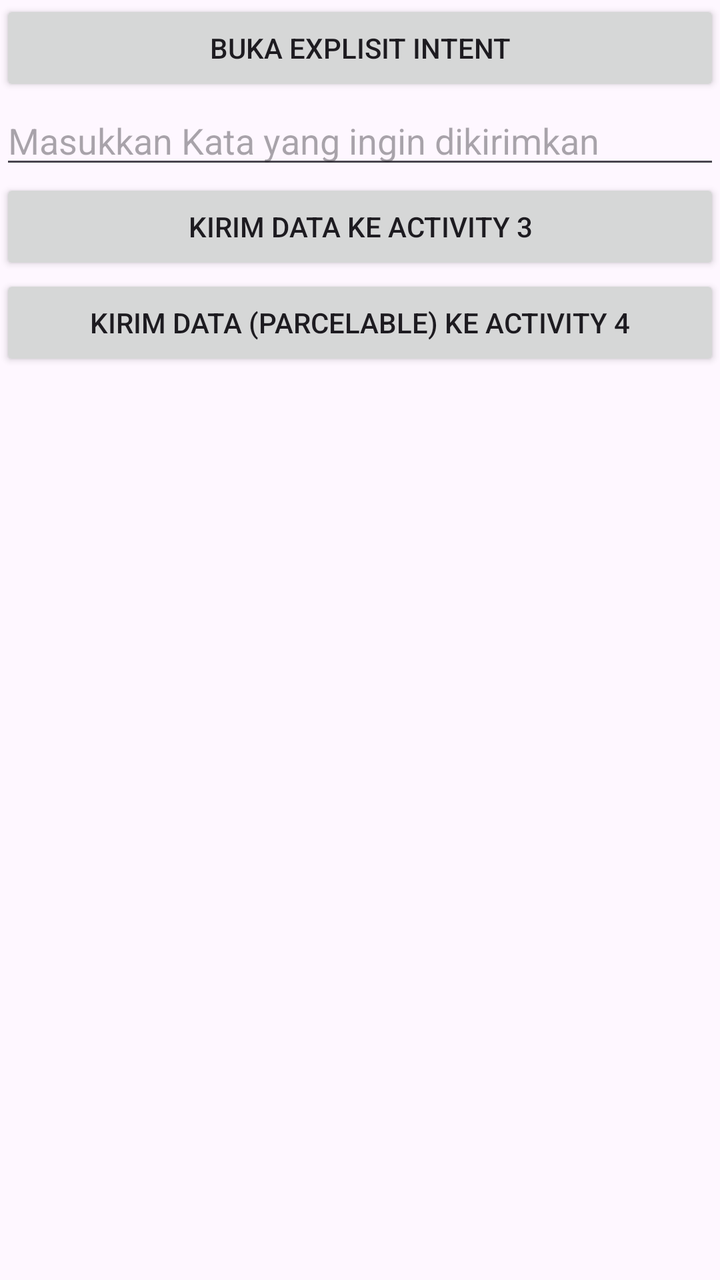
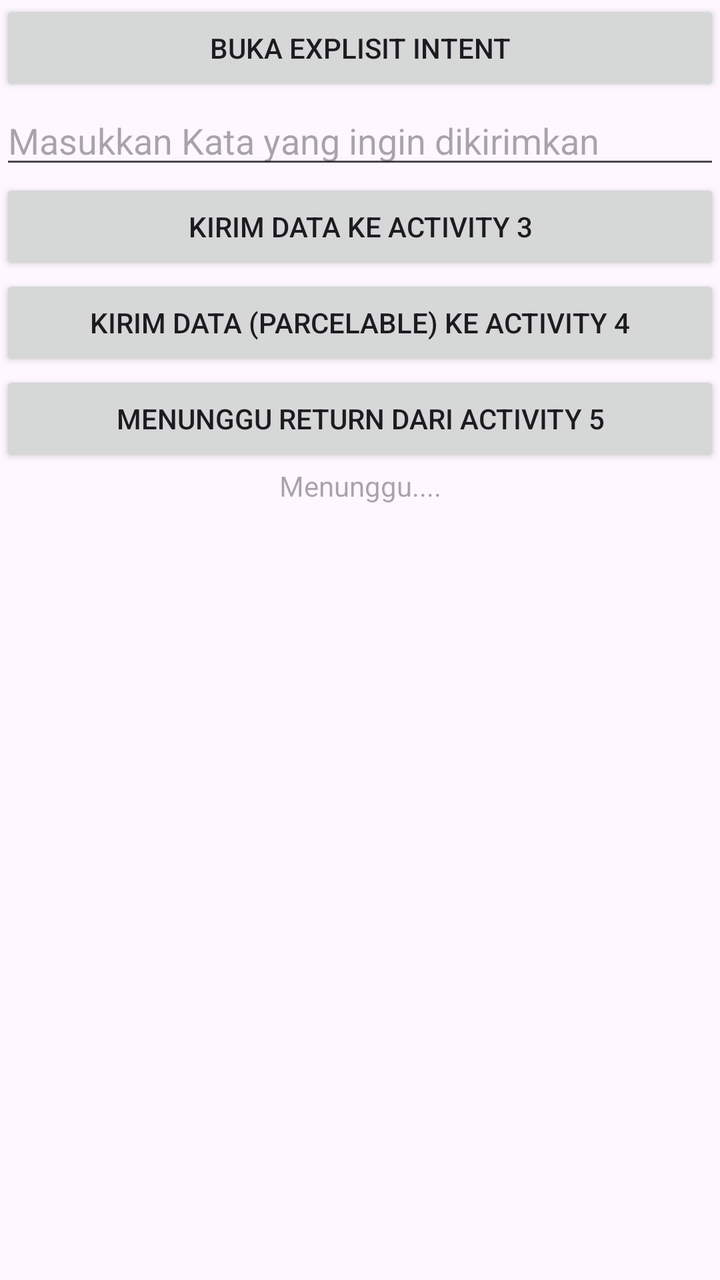

Compare the two renders of this Android layout. The source of the first and the diff that turns it into the second are given below.
<!-- AndroidManifest.xml: application theme Theme.ExplisitIntent -->
<!-- res/layout/activity_main.xml -->
<?xml version="1.0" encoding="utf-8"?>
<LinearLayout xmlns:android="http://schemas.android.com/apk/res/android"
    xmlns:tools="http://schemas.android.com/tools"
    android:id="@+id/main"
    android:layout_width="match_parent"
    android:layout_height="match_parent"
    android:orientation="vertical"
    android:layout_margin="10dp"
    tools:context=".MainActivity">

    <Button
        android:layout_width="match_parent"
        android:layout_height="wrap_content"
        android:id="@+id/btnExplisit1"
        android:text="Buka Explisit Intent" />

    <EditText
        android:layout_width="match_parent"
        android:layout_height="wrap_content"
        android:id="@+id/dataKirim"
        android:inputType="text"
        android:hint="Masukkan Kata yang ingin dikirimkan" />

    <Button
        android:layout_width="match_parent"
        android:layout_height="wrap_content"
        android:id="@+id/btnExplisit2"
        android:text="Kirim Data ke Activity 3" />
    <Button
        android:layout_width="match_parent"
        android:layout_height="wrap_content"
        android:id="@+id/btnExplisit3"
        android:text="Kirim Data (Parcelable) ke Activity 4" />

</LinearLayout>
<!-- resources referenced by this layout -->
<resources>
  <style name="Theme.ExplisitIntent" parent="Base.Theme.ExplisitIntent" />
  <style name="Base.Theme.ExplisitIntent" parent="Theme.Material3.DayNight.NoActionBar">
          
          
      </style>
</resources>

<!-- the commit's change to res/layout/activity_main.xml (unified diff, before → after) -->
@@ -31,5 +31,17 @@
         android:layout_height="wrap_content"
         android:id="@+id/btnExplisit3"
         android:text="Kirim Data (Parcelable) ke Activity 4" />
+    <Button
+        android:layout_width="match_parent"
+        android:layout_height="wrap_content"
+        android:id="@+id/btnExplisit4"
+        android:text="Menunggu return dari Activity 5" />
+    <TextView
+        android:layout_width="match_parent"
+        android:layout_height="wrap_content"
+        android:id="@+id/returnHasil"
+        android:gravity="center"
+        android:hint="Menunggu...." />
+
 
 </LinearLayout>
